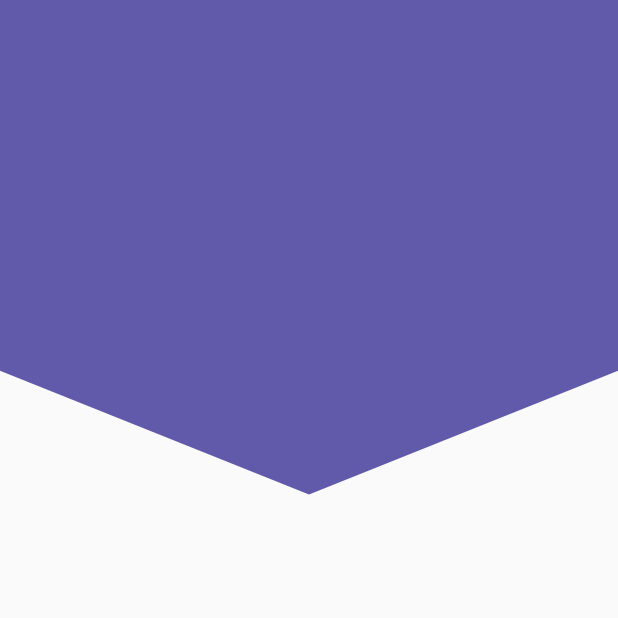
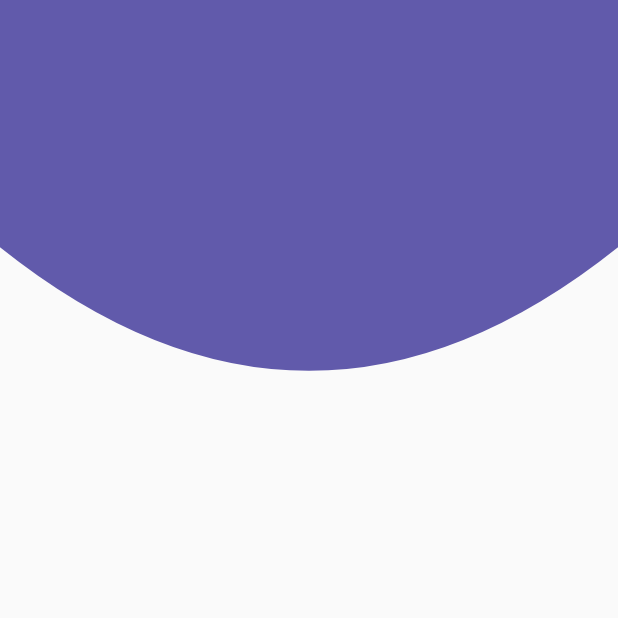
Before and after one commit to JeancarlosCarvajal/Disenos-personalizados-FLutter-Custom-Painters, a Flutter app: the screen it shows after launch, on a phone screen of 412 x 824 dp, the top half of it. Run offline on Flutter 3.47's test engine with Material 2 defaults, Android fonts, the phone set to English and light mode, and no system bars.

Commit message:
Header curvaturar central

```diff
--- a/lib/src/pages/headers_page.dart
+++ b/lib/src/pages/headers_page.dart
@@ -14,7 +14,8 @@ class HeadersPage extends StatelessWidget {
       // body: HeaderCircularBorder(),
       // body: HeaderDiagonal(),
       // body: HeaderTriangle(),
-      body: HeaderPike(),
+      // body: HeaderPike(),
+      body: HeaderCurve(),
     );
   }
 }
--- a/lib/src/widgets/headers.dart
+++ b/lib/src/widgets/headers.dart
@@ -170,3 +170,51 @@ class _HeaderPikePainter extends CustomPainter {
   }
 
 }
+
+
+class HeaderCurve extends StatelessWidget {
+  const HeaderCurve ({Key? key}) : super(key: key);
+
+  @override
+  Widget build(BuildContext context) {
+    return Container(
+      height: double.infinity,
+      width: double.infinity,
+      // color: Color(0xff615aab),
+      child: CustomPaint(
+        painter: _HeaderCurvePainter(),
+      ),
+    );
+  }
+}
+
+
+class _HeaderCurvePainter extends CustomPainter {
+  @override
+  void paint(Canvas canvas, Size size) {
+    final paint = Paint(); // es el lapiz
+    //propiedades del lapiz
+    paint.color = Color(0xff615aab);
+    paint.style = PaintingStyle.fill; // son los border y el fiil es para rellenar. strock para lineas
+    paint.strokeWidth = 10.0; // espesor de la linea
+
+    final path = Path();
+
+    // dibujar con el path y el lapiz. empieza de izquierda a derecha como el reloj
+    path.lineTo(0, size.height*0.20);
+    // los primeroa dos puntos son el eje de curvatura y los otros dos puntos son el inicio y el fin
+    // el segundo valor es relativo al ultimo valor, al estar por encima o por debajo del mismo me mueve la curva arriba o abajo
+    path.quadraticBezierTo(size.width*0.5, size.height*0.40, size.width, size.height*0.20);
+    path.lineTo(size.width, 0);
+
+    // dibuja canvas
+    canvas.drawPath(path, paint);
+  }
+
+  @override
+  bool shouldRepaint(covariant CustomPainter oldDelegate) {
+    // siempre en true
+    return true;
+  }
+
+}
```
Also changed, not shown: appearance/66.png (added), 1 other file.
